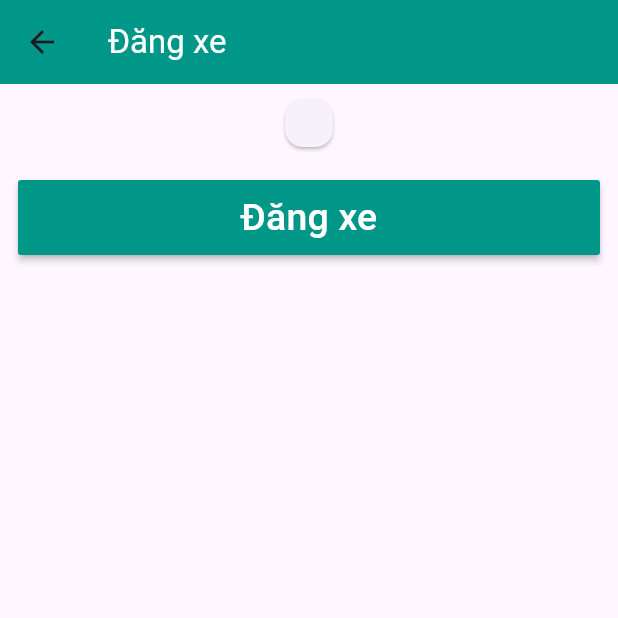
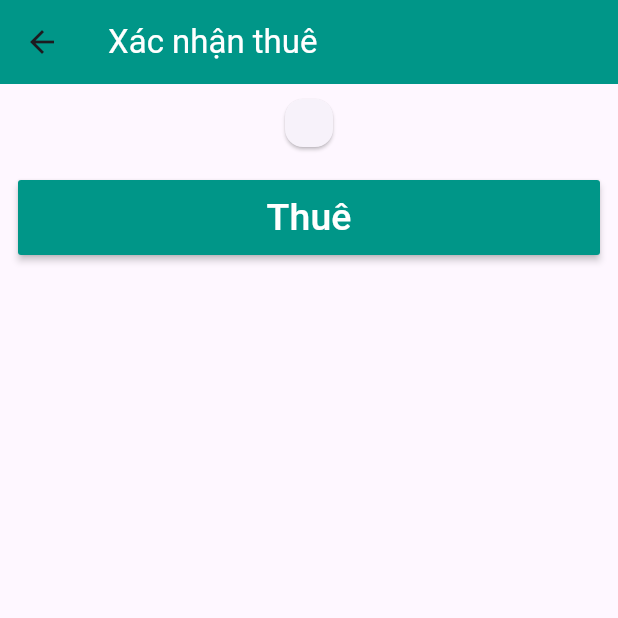
Before and after one commit to L0qin/fp_thuexe, a Flutter app: the ConfirmPage screen opened directly with empty values, on a phone screen of 412 x 824 dp, the top half of it. Run offline on Flutter 3.47's test engine with Material 3 defaults, Android fonts, the light colour scheme and no system bars; our stand-ins replace anim_search_bar, animate_do, carousel_slider, file_picker, responsive_builder, salomon_bottom_bar and 1 more; accounts and stored records are empty; network calls fail.

Commit message:
update detailCar.dart 1

```diff
--- a/lib/pages/confirm_page.dart
+++ b/lib/pages/confirm_page.dart
@@ -15,8 +15,8 @@ class _ConfirmPageState extends State<ConfirmPage> {
   Widget build(BuildContext context) {
     return Scaffold(
       appBar: AppBar(
-        title: Text(
-          "Đăng xe",
+        title: const Text(
+          "Xác nhận thuê",
           style: TextStyle(color: Colors.white),
         ),
         backgroundColor: Colors.teal,
@@ -42,7 +42,7 @@ class _ConfirmPageState extends State<ConfirmPage> {
               minWidth: double.infinity,
               color: Colors.teal,
               child: Text(
-                "Đăng xe",
+                "Thuê",
                 style: TextStyle(color: Colors.white, fontSize: 25),
               ),
             ),
```
Also changed, not shown: lib/pages/detailCar.dart (+31 -22 lines).
